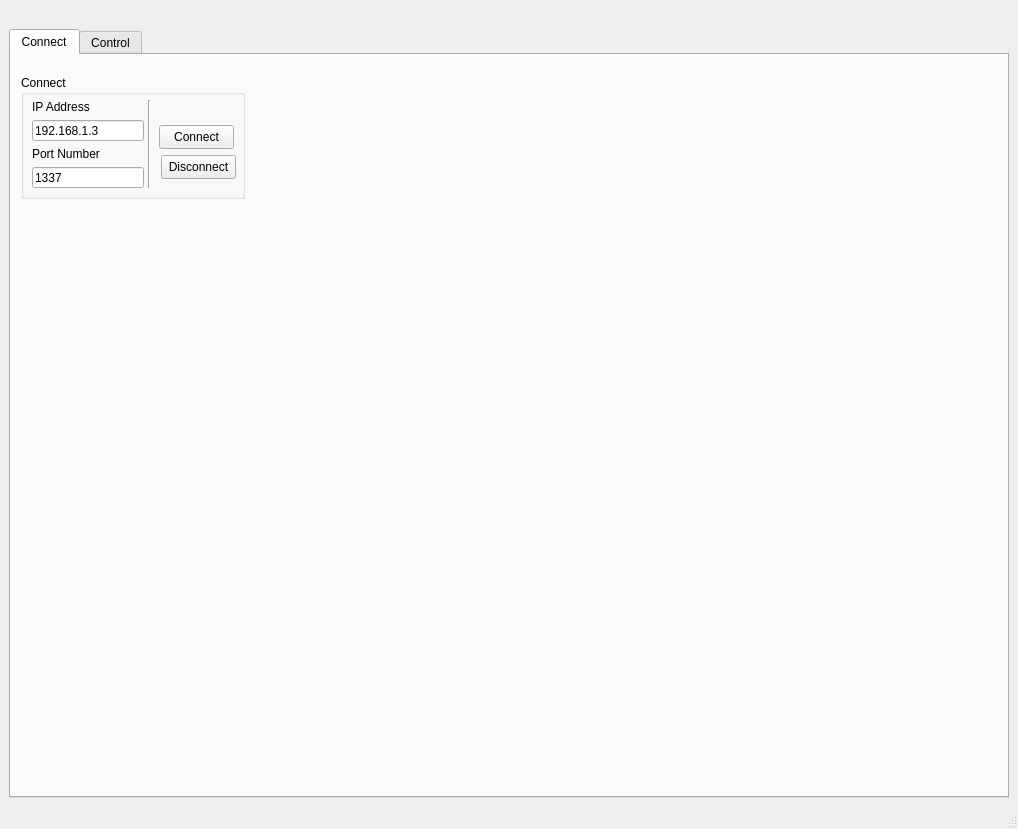
First picture: the form in groundStation/mainWindow.ui, repository c0nrad/wilfred, before the edit.
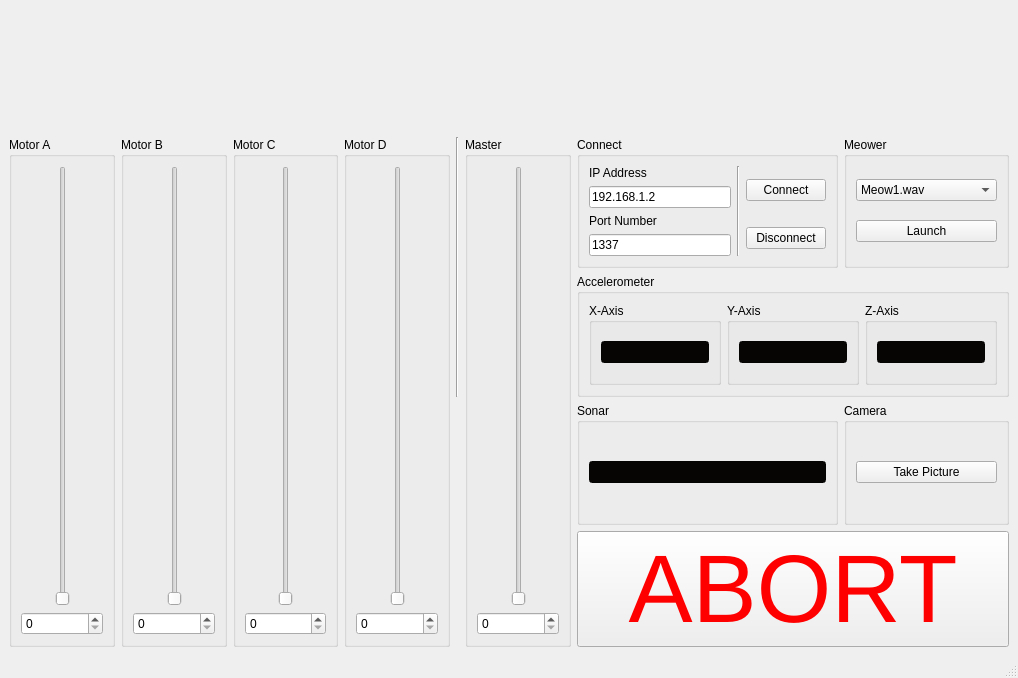
Second picture: the form after the edit. The open tabs and pages were chosen to show the change. Icons and pictures are not drawn.

What changed in the file:
```diff
--- a/groundStation/mainWindow.ui
+++ b/groundStation/mainWindow.ui
@@ -7,15 +7,15 @@
     <x>0</x>
     <y>0</y>
     <width>1018</width>
-    <height>829</height>
+    <height>678</height>
    </rect>
   </property>
   <property name="windowTitle">
    <string>MainWindow</string>
   </property>
   <widget class="QWidget" name="centralwidget">
-   <layout class="QVBoxLayout" name="verticalLayout_5">
-    <item>
+   <layout class="QGridLayout" name="gridLayout_5">
+    <item row="0" column="0" colspan="8">
      <widget class="QLabel" name="label">
       <property name="text">
        <string/>
@@ -25,137 +25,16 @@
       </property>
      </widget>
     </item>
-    <item>
-     <widget class="QTabWidget" name="tabWidget">
-      <property name="currentIndex">
-       <number>1</number>
-      </property>
-      <widget class="QWidget" name="tab_2">
-       <attribute name="title">
-        <string>Connect</string>
-       </attribute>
-       <widget class="QGroupBox" name="groupBox_11">
-        <property name="geometry">
-         <rect>
-          <x>10</x>
-          <y>20</y>
-          <width>224</width>
-          <height>124</height>
-         </rect>
-        </property>
-        <property name="title">
-         <string>Connect</string>
-        </property>
-        <widget class="QPushButton" name="connectButton">
-         <property name="geometry">
-          <rect>
-           <x>138</x>
-           <y>50</y>
-           <width>75</width>
-           <height>24</height>
-          </rect>
-         </property>
-         <property name="sizePolicy">
-          <sizepolicy hsizetype="Minimum" vsizetype="Fixed">
-           <horstretch>0</horstretch>
-           <verstretch>0</verstretch>
-          </sizepolicy>
-         </property>
-         <property name="text">
-          <string>Connect</string>
-         </property>
-        </widget>
-        <widget class="Line" name="line_2">
-         <property name="geometry">
-          <rect>
-           <x>120</x>
-           <y>25</y>
-           <width>16</width>
-           <height>88</height>
-          </rect>
-         </property>
-         <property name="orientation">
-          <enum>Qt::Vertical</enum>
-         </property>
-        </widget>
-        <widget class="QPushButton" name="disconnectButton">
-         <property name="geometry">
-          <rect>
-           <x>140</x>
-           <y>80</y>
-           <width>75</width>
-           <height>24</height>
-          </rect>
-         </property>
-         <property name="sizePolicy">
-          <sizepolicy hsizetype="Minimum" vsizetype="Fixed">
-           <horstretch>0</horstretch>
-           <verstretch>0</verstretch>
-          </sizepolicy>
-         </property>
-         <property name="text">
-          <string>Disconnect</string>
-         </property>
-        </widget>
-        <widget class="QWidget" name="layoutWidget">
-         <property name="geometry">
-          <rect>
-           <x>11</x>
-           <y>25</y>
-           <width>112</width>
-           <height>88</height>
-          </rect>
-         </property>
-         <layout class="QVBoxLayout" name="verticalLayout_10">
-          <item>
-           <widget class="QLabel" name="label_2">
-            <property name="text">
-             <string>IP Address</string>
-            </property>
-           </widget>
-          </item>
-          <item>
-           <widget class="QLineEdit" name="ipAddressEdit">
-            <property name="text">
-             <string>192.168.1.3</string>
-            </property>
-           </widget>
-          </item>
-          <item>
-           <widget class="QLabel" name="label_3">
-            <property name="text">
-             <string>Port Number</string>
-            </property>
-           </widget>
-          </item>
-          <item>
-           <widget class="QLineEdit" name="portEdit">
-            <property name="text">
-             <string>1337</string>
-            </property>
-           </widget>
-          </item>
-         </layout>
-        </widget>
-       </widget>
-      </widget>
-      <widget class="QWidget" name="tab">
-       <attribute name="title">
-        <string>Control</string>
-       </attribute>
-       <layout class="QVBoxLayout" name="verticalLayout_4">
-        <item>
-         <layout class="QHBoxLayout" name="horizontalLayout_3">
-          <item>
-           <widget class="QGroupBox" name="groupBox">
+    <item row="1" column="0" rowspan="4">
+     <widget class="QGroupBox" name="groupBox_17">
             <property name="title">
              <string>Motor A</string>
             </property>
-            <layout class="QVBoxLayout" name="verticalLayout">
+      <layout class="QVBoxLayout" name="verticalLayout_19">
              <item>
-              <layout class="QHBoxLayout" name="horizontalLayout">
+        <layout class="QHBoxLayout" name="horizontalLayout_18">
                <item>
-                <spacer name="horizontalSpacer">
+          <spacer name="horizontalSpacer_31">
                  <property name="orientation">
                   <enum>Qt::Horizontal</enum>
                  </property>
@@ -175,7 +54,7 @@
                 </widget>
                </item>
                <item>
-                <spacer name="horizontalSpacer_2">
+          <spacer name="horizontalSpacer_32">
                  <property name="orientation">
                   <enum>Qt::Horizontal</enum>
                  </property>
@@ -195,8 +74,8 @@
             </layout>
            </widget>
           </item>
-          <item>
-           <widget class="QGroupBox" name="groupBox_2">
+    <item row="1" column="1" rowspan="4">
+     <widget class="QGroupBox" name="groupBox_18">
             <property name="title">
              <string>Motor B</string>
             </property>
@@ -244,8 +123,8 @@
             </layout>
            </widget>
           </item>
-          <item>
-           <widget class="QGroupBox" name="groupBox_3">
+    <item row="1" column="2" rowspan="4">
+     <widget class="QGroupBox" name="groupBox_19">
             <property name="title">
              <string>Motor C</string>
             </property>
@@ -293,8 +172,8 @@
             </layout>
            </widget>
           </item>
-          <item>
-           <widget class="QGroupBox" name="groupBox_4">
+    <item row="1" column="3" rowspan="4">
+     <widget class="QGroupBox" name="groupBox_20">
             <property name="title">
              <string>Motor D</string>
             </property>
@@ -342,15 +221,15 @@
             </layout>
            </widget>
           </item>
-          <item>
+    <item row="1" column="4" rowspan="2">
            <widget class="Line" name="line">
             <property name="orientation">
              <enum>Qt::Vertical</enum>
             </property>
            </widget>
           </item>
-          <item>
-           <widget class="QGroupBox" name="groupBox_5">
+    <item row="1" column="5" rowspan="4">
+     <widget class="QGroupBox" name="groupBox_21">
             <property name="title">
              <string>Master</string>
             </property>
@@ -398,13 +277,118 @@
             </layout>
            </widget>
           </item>
+    <item row="1" column="6">
+     <widget class="QGroupBox" name="groupBox_11">
+      <property name="title">
+       <string>Connect</string>
+      </property>
+      <layout class="QGridLayout" name="gridLayout_4">
+       <item row="0" column="0" rowspan="2">
+        <layout class="QVBoxLayout" name="verticalLayout_10">
           <item>
-           <layout class="QVBoxLayout" name="verticalLayout_3">
+          <widget class="QLabel" name="label_2">
+           <property name="text">
+            <string>IP Address</string>
+           </property>
+          </widget>
+         </item>
             <item>
+          <widget class="QLineEdit" name="ipAddressEdit">
+           <property name="text">
+            <string>192.168.1.2</string>
+           </property>
+          </widget>
+         </item>
+         <item>
+          <widget class="QLabel" name="label_3">
+           <property name="text">
+            <string>Port Number</string>
+           </property>
+          </widget>
+         </item>
+         <item>
+          <widget class="QLineEdit" name="portEdit">
+           <property name="text">
+            <string>1337</string>
+           </property>
+          </widget>
+         </item>
+        </layout>
+       </item>
+       <item row="0" column="1" rowspan="2">
+        <widget class="Line" name="line_2">
+         <property name="orientation">
+          <enum>Qt::Vertical</enum>
+         </property>
+        </widget>
+       </item>
+       <item row="0" column="2">
+        <widget class="QPushButton" name="connectButton">
+         <property name="sizePolicy">
+          <sizepolicy hsizetype="Minimum" vsizetype="Fixed">
+           <horstretch>0</horstretch>
+           <verstretch>0</verstretch>
+          </sizepolicy>
+         </property>
+         <property name="text">
+          <string>Connect</string>
+         </property>
+        </widget>
+       </item>
+       <item row="1" column="2">
+        <widget class="QPushButton" name="disconnectButton">
+         <property name="sizePolicy">
+          <sizepolicy hsizetype="Minimum" vsizetype="Fixed">
+           <horstretch>0</horstretch>
+           <verstretch>0</verstretch>
+          </sizepolicy>
+         </property>
+         <property name="text">
+          <string>Disconnect</string>
+         </property>
+        </widget>
+       </item>
+      </layout>
+     </widget>
+    </item>
+    <item row="1" column="7">
+     <widget class="QGroupBox" name="groupBox_6">
+      <property name="title">
+       <string>Meower</string>
+      </property>
+      <layout class="QVBoxLayout" name="verticalLayout_2">
+       <item>
+        <widget class="QComboBox" name="comboBox">
+         <item>
+          <property name="text">
+           <string>Meow1.wav</string>
+          </property>
+         </item>
+         <item>
+          <property name="text">
+           <string>SurpriseMFcker.wav</string>
+          </property>
+         </item>
+        </widget>
+       </item>
+       <item>
+        <widget class="QPushButton" name="pushButton_2">
+         <property name="text">
+          <string>Launch</string>
+         </property>
+        </widget>
+       </item>
+      </layout>
+     </widget>
+    </item>
+    <item row="2" column="6" colspan="2">
              <widget class="QGroupBox" name="groupBox_7">
               <property name="title">
                <string>Accelerometer</string>
               </property>
+      <property name="checkable">
+       <bool>false</bool>
+      </property>
               <layout class="QHBoxLayout" name="horizontalLayout_2">
                <item>
                 <widget class="QGroupBox" name="groupBox_8">
@@ -472,37 +456,47 @@
               </layout>
              </widget>
             </item>
-            <item>
-             <widget class="QGroupBox" name="groupBox_6">
+    <item row="3" column="6">
+     <widget class="QGroupBox" name="groupBox_12">
               <property name="title">
-               <string>Meower</string>
-              </property>
-              <layout class="QVBoxLayout" name="verticalLayout_2">
-               <item>
-                <widget class="QComboBox" name="comboBox">
-                 <item>
-                  <property name="text">
-                   <string>Meow1.wav</string>
-                  </property>
-                 </item>
+       <string>Sonar</string>
+      </property>
+      <property name="checkable">
+       <bool>false</bool>
+      </property>
+      <layout class="QHBoxLayout" name="horizontalLayout">
                  <item>
-                  <property name="text">
-                   <string>SurpriseMFcker.wav</string>
-                  </property>
-                 </item>
-                </widget>
-               </item>
+        <widget class="QLineEdit" name="sonarEdit">
+         <property name="styleSheet">
+          <string notr="true">background-color: rgb(6, 5, 4);
+color: rgb(64, 181, 64);
+font: 9pt &quot;Monospace&quot;;</string>
+         </property>
+         <property name="alignment">
+          <set>Qt::AlignCenter</set>
+         </property>
+        </widget>
+       </item>
+      </layout>
+     </widget>
+    </item>
+    <item row="3" column="7">
+     <widget class="QGroupBox" name="groupBox_16">
+      <property name="title">
+       <string>Camera</string>
+      </property>
+      <layout class="QHBoxLayout" name="horizontalLayout_3">
                <item>
-                <widget class="QPushButton" name="pushButton_2">
+        <widget class="QPushButton" name="cameraButton">
                  <property name="text">
-                  <string>Launch</string>
+          <string>Take Picture</string>
                  </property>
                 </widget>
                </item>
               </layout>
              </widget>
             </item>
-            <item>
+    <item row="4" column="6" colspan="2">
              <widget class="QPushButton" name="abortButton">
               <property name="font">
                <font>
@@ -518,31 +512,23 @@
              </widget>
             </item>
            </layout>
-          </item>
-         </layout>
-        </item>
-        <item>
-         <widget class="QPlainTextEdit" name="plainTextEdit">
-          <property name="autoFillBackground">
-           <bool>false</bool>
-          </property>
-          <property name="styleSheet">
-           <string notr="true">background-color: rgb(6, 5, 4);
-color: rgb(64, 181, 64);
-font: 9pt &quot;Monospace&quot;;</string>
-          </property>
-          <property name="plainText">
-           <string>[*] Wilfred is booting up... Done!
-[*] Initalizing Drivers...   Done!
-[+] MotorA: speed set to 50</string>
-          </property>
-         </widget>
-        </item>
-       </layout>
-      </widget>
-     </widget>
-    </item>
-   </layout>
+   <zorder>label</zorder>
+   <zorder>groupBox_12</zorder>
+   <zorder>groupBox_6</zorder>
+   <zorder>groupBox_7</zorder>
+   <zorder>abortButton</zorder>
+   <zorder>abortButton</zorder>
+   <zorder>groupBox_6</zorder>
+   <zorder>groupBox_12</zorder>
+   <zorder>groupBox_7</zorder>
+   <zorder>groupBox_16</zorder>
+   <zorder>groupBox_11</zorder>
+   <zorder>groupBox_17</zorder>
+   <zorder>groupBox_18</zorder>
+   <zorder>groupBox_19</zorder>
+   <zorder>groupBox_20</zorder>
+   <zorder>groupBox_21</zorder>
+   <zorder>line</zorder>
   </widget>
   <widget class="QMenuBar" name="menubar">
    <property name="geometry">
```
Left out of the diff: 317 changed lines with no effect on the pictures. Lines whose indentation alone changed are shown as unchanged.
